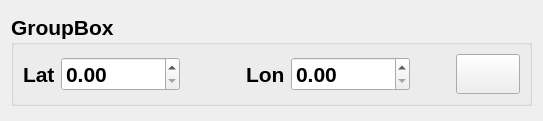
Above: ui/base_qt_ui/ui_coordWidget.ui from Anzhelika007/PyQt_miscellanea before the change. Below: the same form after it.
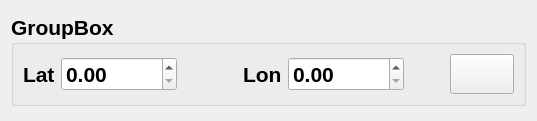
That is the form after the change. Icons and pictures are not drawn.

```diff
--- a/ui/base_qt_ui/ui_coordWidget.ui
+++ b/ui/base_qt_ui/ui_coordWidget.ui
@@ -6,7 +6,7 @@
    <rect>
     <x>0</x>
     <y>0</y>
-    <width>543</width>
+    <width>537</width>
     <height>121</height>
    </rect>
   </property>
```
Left out of the diff: 6 changed lines with no effect on the pictures.
